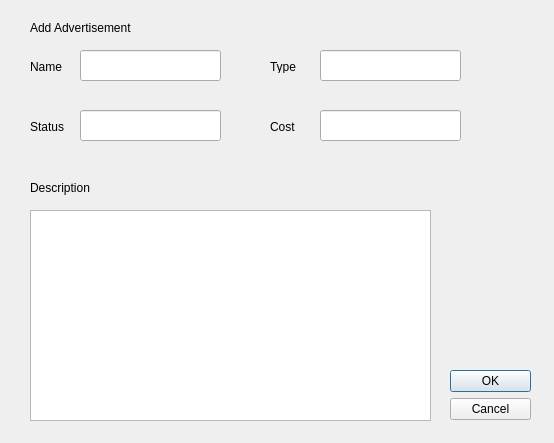
Before: the Qt Designer form UI/AddAdvertisementDialog.ui in jordynmarlow/SoftwareEngineering, drawn with Qt 5.
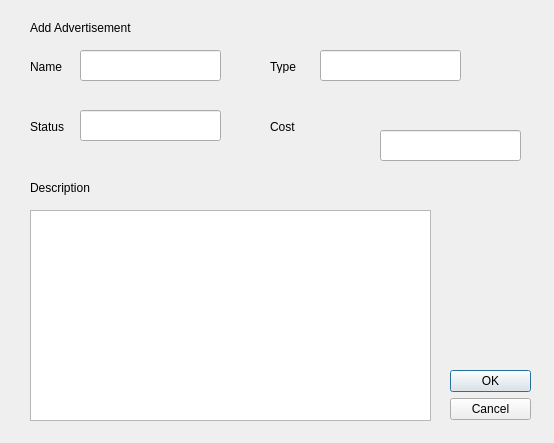
After: the same form once the commit is applied.

Commit message: moving text edit to force merge conflict??

Diff of the .ui file:
```diff
--- a/UI/AddAdvertisementDialog.ui
+++ b/UI/AddAdvertisementDialog.ui
@@ -127,8 +127,8 @@
   <widget class="QLineEdit" name="why_doesnt_this_cause_merge_conflict">
    <property name="geometry">
     <rect>
-     <x>320</x>
-     <y>110</y>
+     <x>380</x>
+     <y>130</y>
      <width>141</width>
      <height>31</height>
     </rect>
```
Left out of the diff: 2 changed lines with no effect on the pictures.
